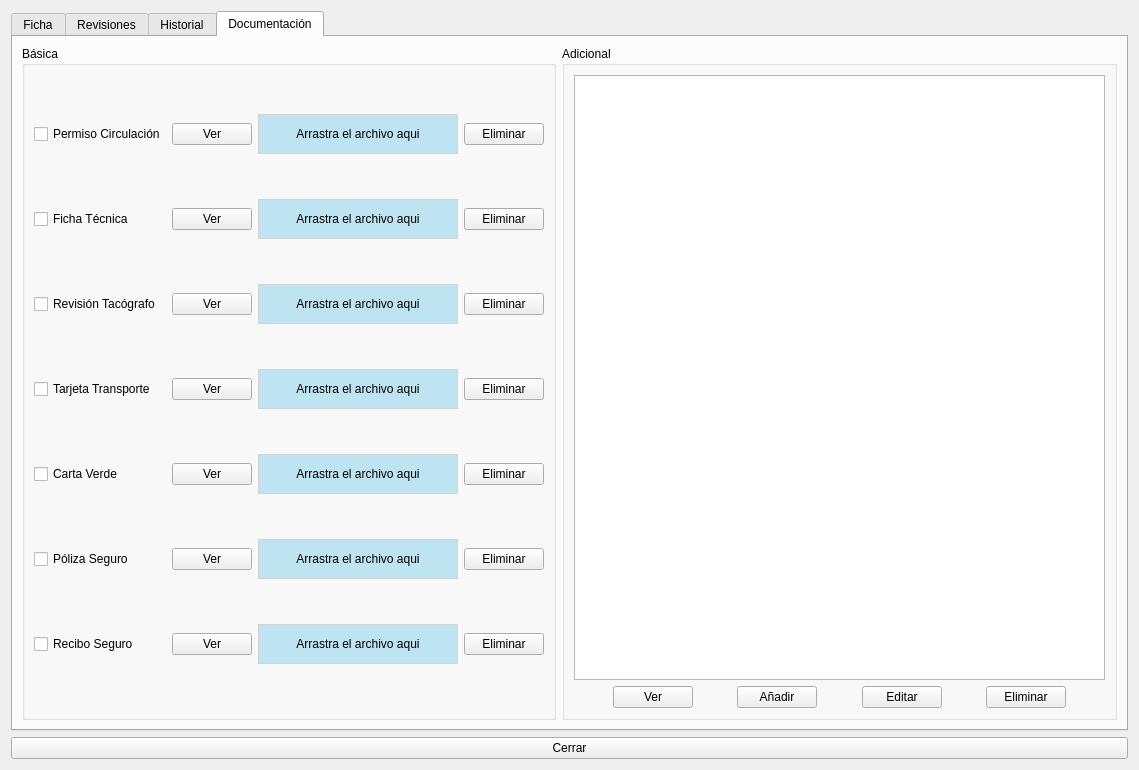
Above: views/forms_ui/vehicle.ui from serk82/nexus_admin_client before the change. Below: the same form after it.
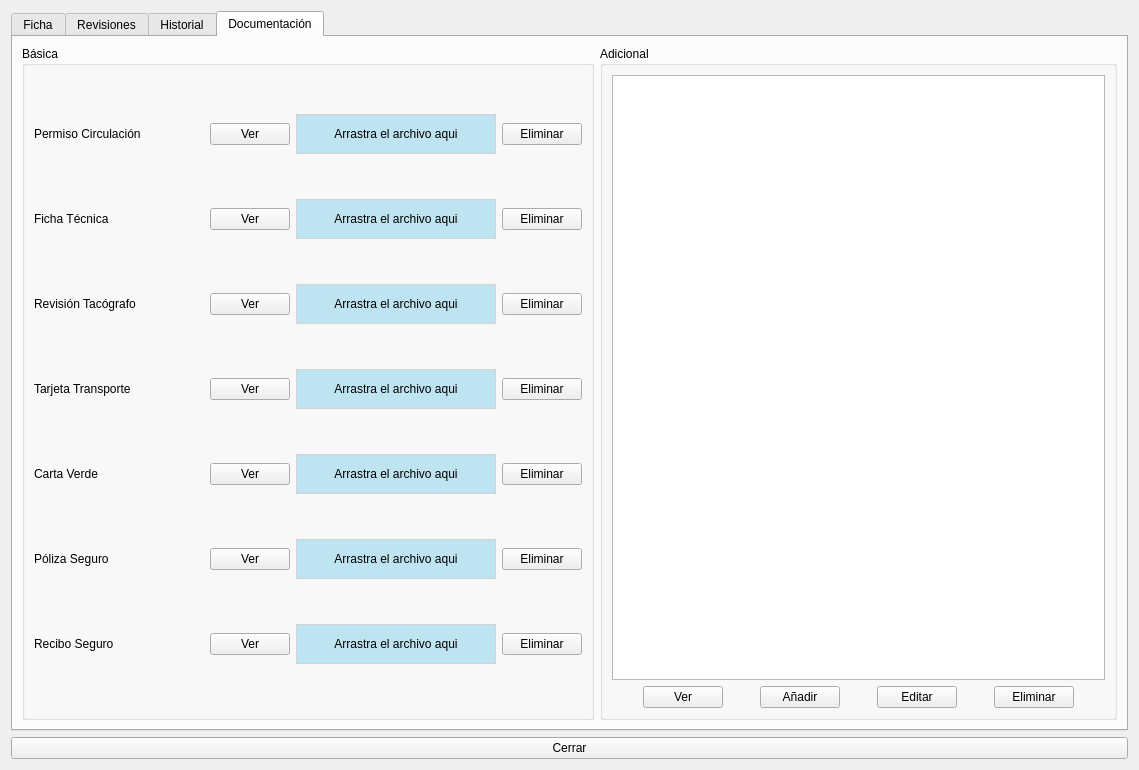
That is the form after the change. The open tabs and pages were chosen to show the change.

Commit message: Refactor: reorganiza y mejora la gestión de documentos en el formulario de vehículos, eliminando elementos innecesarios y añadiendo etiquetas descriptivas

```diff
--- a/views/forms_ui/vehicle.ui
+++ b/views/forms_ui/vehicle.ui
@@ -1206,16 +1206,6 @@
               </property>
              </widget>
             </item>
-            <item row="0" column="0">
-             <widget class="QCheckBox" name="chb_registration_certificate">
-              <property name="text">
-               <string>Permiso Circulación</string>
-              </property>
-              <property name="checkable">
-               <bool>false</bool>
-              </property>
-             </widget>
-            </item>
             <item row="4" column="2">
              <widget class="QLabel" name="lbl_dragdrop_green_card">
               <property name="sizePolicy">
@@ -1261,16 +1251,6 @@
               </property>
              </widget>
             </item>
-            <item row="5" column="0">
-             <widget class="QCheckBox" name="chb_insurance_policy">
-              <property name="text">
-               <string>Póliza Seguro</string>
-              </property>
-              <property name="checkable">
-               <bool>false</bool>
-              </property>
-             </widget>
-            </item>
             <item row="3" column="1">
              <widget class="QPushButton" name="btn_view_transport_card">
               <property name="text">
@@ -1316,26 +1296,6 @@
               </property>
              </widget>
             </item>
-            <item row="1" column="0">
-             <widget class="QCheckBox" name="chb_technical_specifications">
-              <property name="text">
-               <string>Ficha Técnica</string>
-              </property>
-              <property name="checkable">
-               <bool>false</bool>
-              </property>
-             </widget>
-            </item>
-            <item row="2" column="0">
-             <widget class="QCheckBox" name="chb_tachograph_inspection">
-              <property name="text">
-               <string>Revisión Tacógrafo</string>
-              </property>
-              <property name="checkable">
-               <bool>false</bool>
-              </property>
-             </widget>
-            </item>
             <item row="6" column="1">
              <widget class="QPushButton" name="btn_view_insurance_receipt">
               <property name="text">
@@ -1457,26 +1417,6 @@
               </property>
              </widget>
             </item>
-            <item row="3" column="0">
-             <widget class="QCheckBox" name="chb_transport_card">
-              <property name="text">
-               <string>Tarjeta Transporte</string>
-              </property>
-              <property name="checkable">
-               <bool>false</bool>
-              </property>
-             </widget>
-            </item>
-            <item row="4" column="0">
-             <widget class="QCheckBox" name="chb_green_card">
-              <property name="text">
-               <string>Carta Verde</string>
-              </property>
-              <property name="checkable">
-               <bool>false</bool>
-              </property>
-             </widget>
-            </item>
             <item row="5" column="1">
              <widget class="QPushButton" name="btn_view_insurance_policy">
               <property name="text">
@@ -1491,16 +1431,6 @@
               </property>
              </widget>
             </item>
-            <item row="6" column="0">
-             <widget class="QCheckBox" name="chb_insurance_receipt">
-              <property name="text">
-               <string>Recibo Seguro	</string>
-              </property>
-              <property name="checkable">
-               <bool>false</bool>
-              </property>
-             </widget>
-            </item>
             <item row="0" column="3">
              <widget class="QPushButton" name="btn_delete_registration_certificate">
               <property name="text">
@@ -1550,6 +1480,97 @@
               </property>
              </widget>
             </item>
+            <item row="0" column="0">
+             <widget class="QLabel" name="lbl_registration_certificate">
+              <property name="minimumSize">
+               <size>
+                <width>170</width>
+                <height>0</height>
+               </size>
+              </property>
+              <property name="text">
+               <string>Permiso Circulación</string>
+              </property>
+             </widget>
+            </item>
+            <item row="1" column="0">
+             <widget class="QLabel" name="lbl_technical_specifications">
+              <property name="minimumSize">
+               <size>
+                <width>170</width>
+                <height>0</height>
+               </size>
+              </property>
+              <property name="text">
+               <string>Ficha Técnica</string>
+              </property>
+             </widget>
+            </item>
+            <item row="2" column="0">
+             <widget class="QLabel" name="lbl_tachograph_inspection">
+              <property name="minimumSize">
+               <size>
+                <width>170</width>
+                <height>0</height>
+               </size>
+              </property>
+              <property name="text">
+               <string>Revisión Tacógrafo</string>
+              </property>
+             </widget>
+            </item>
+            <item row="3" column="0">
+             <widget class="QLabel" name="lbl_transport_card">
+              <property name="minimumSize">
+               <size>
+                <width>170</width>
+                <height>0</height>
+               </size>
+              </property>
+              <property name="text">
+               <string>Tarjeta Transporte</string>
+              </property>
+             </widget>
+            </item>
+            <item row="4" column="0">
+             <widget class="QLabel" name="lbl_green_card">
+              <property name="minimumSize">
+               <size>
+                <width>170</width>
+                <height>0</height>
+               </size>
+              </property>
+              <property name="text">
+               <string>Carta Verde</string>
+              </property>
+             </widget>
+            </item>
+            <item row="5" column="0">
+             <widget class="QLabel" name="lbl_insurance_policy">
+              <property name="minimumSize">
+               <size>
+                <width>170</width>
+                <height>0</height>
+               </size>
+              </property>
+              <property name="text">
+               <string>Póliza Seguro</string>
+              </property>
+             </widget>
+            </item>
+            <item row="6" column="0">
+             <widget class="QLabel" name="lbl_insurance_receipt">
+              <property name="minimumSize">
+               <size>
+                <width>170</width>
+                <height>0</height>
+               </size>
+              </property>
+              <property name="text">
+               <string>Recibo Seguro</string>
+              </property>
+             </widget>
+            </item>
            </layout>
           </widget>
          </item>
```
The commit also changes 2 other files.
